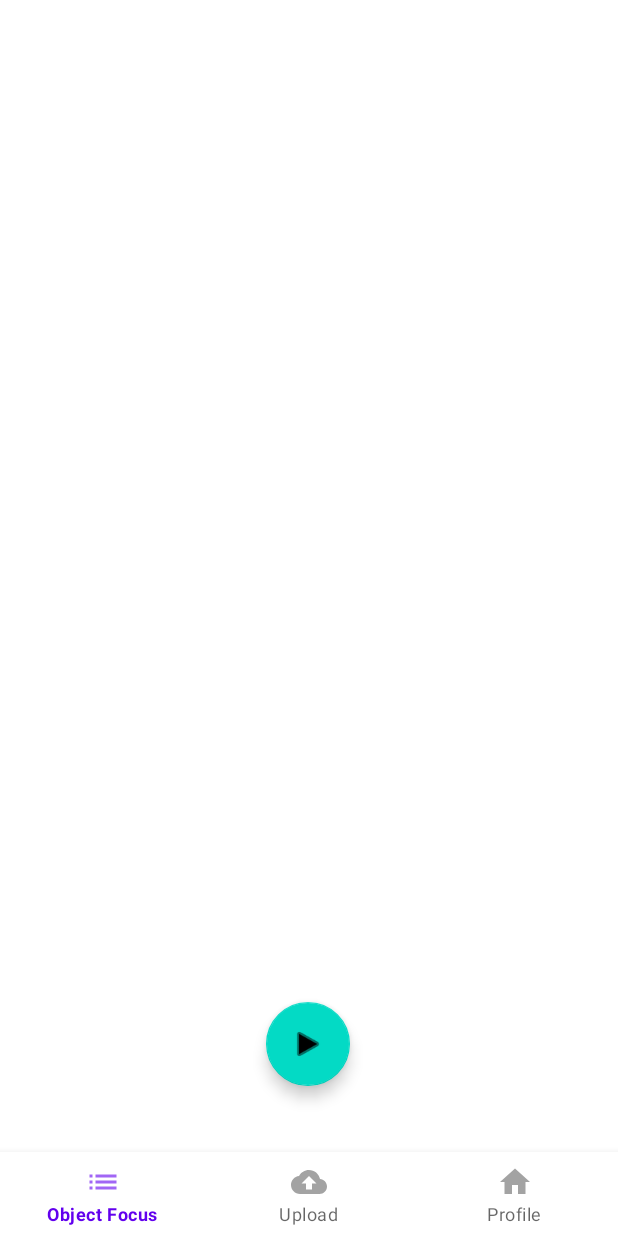
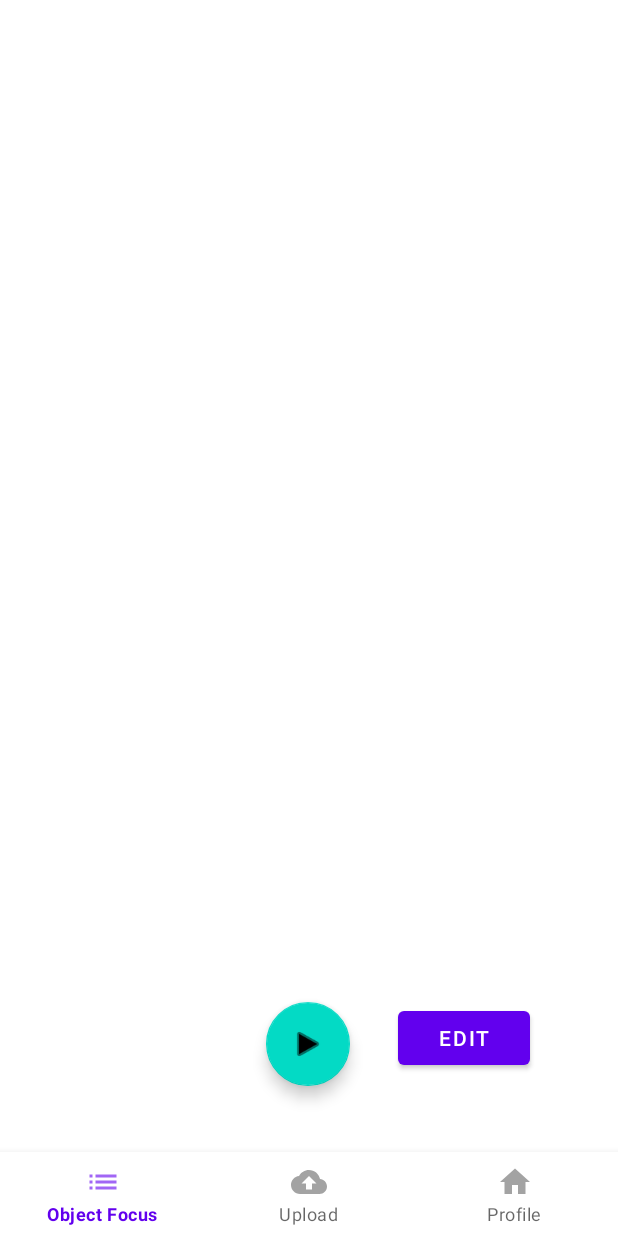
Before and after one commit to zhaohanyun/Glister, an Android app: the layout activity_record.xml on its own in the app's theme, with its tools: preview values and no code run, on a phone screen of 412 x 824 dp. Run offline under Robolectric (Android 15) with nearby library versions, the phone set to English and light mode, and no system bars.

Commit message:
Add the edit function in the main file

```diff
--- a/Frontend/app/src/main/java/cn/edu/sjtu/glister/glisterfrontend/RecordActivity.kt
+++ b/Frontend/app/src/main/java/cn/edu/sjtu/glister/glisterfrontend/RecordActivity.kt
@@ -33,7 +33,7 @@ import com.google.android.material.navigation.NavigationBarView
 import kotlinx.android.synthetic.main.activity_record.*
 
 class RecordActivity : AppCompatActivity() {
-
+    fun startEdit(view: View?) = startActivity(Intent(this, EditActivity::class.java))
     private val VIDEO_CAPTURE = 101
     private lateinit var startForRecordResult: ActivityResultLauncher<Intent>
     private lateinit var videoView:VideoView
--- a/Frontend/app/src/main/res/layout/activity_record.xml
+++ b/Frontend/app/src/main/res/layout/activity_record.xml
@@ -40,6 +40,15 @@
         app2:menu="@menu/my_navigation_items"
         app:layout_constraintBottom_toBottomOf="parent" />
 
+    <Button
+        android:id="@+id/button"
+        android:layout_width="wrap_content"
+        android:layout_height="wrap_content"
+        android:layout_marginStart="32dp"
+        android:onClick="startEdit"
+        android:text="@string/edit"
+        app:layout_constraintStart_toEndOf="@+id/recordButton"
+        app:layout_constraintTop_toTopOf="@+id/recordButton" />
 
 
 </androidx.constraintlayout.widget.ConstraintLayout>
```
Also changed, not shown: Frontend/app/src/main/AndroidManifest.xml (+11 -0 lines).
